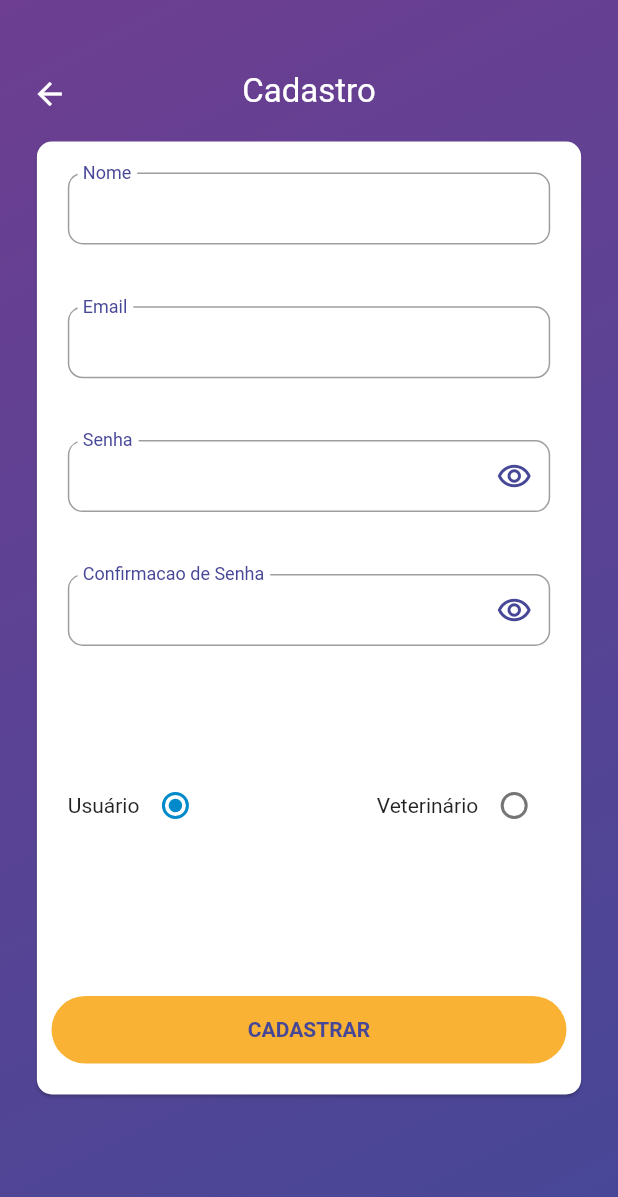
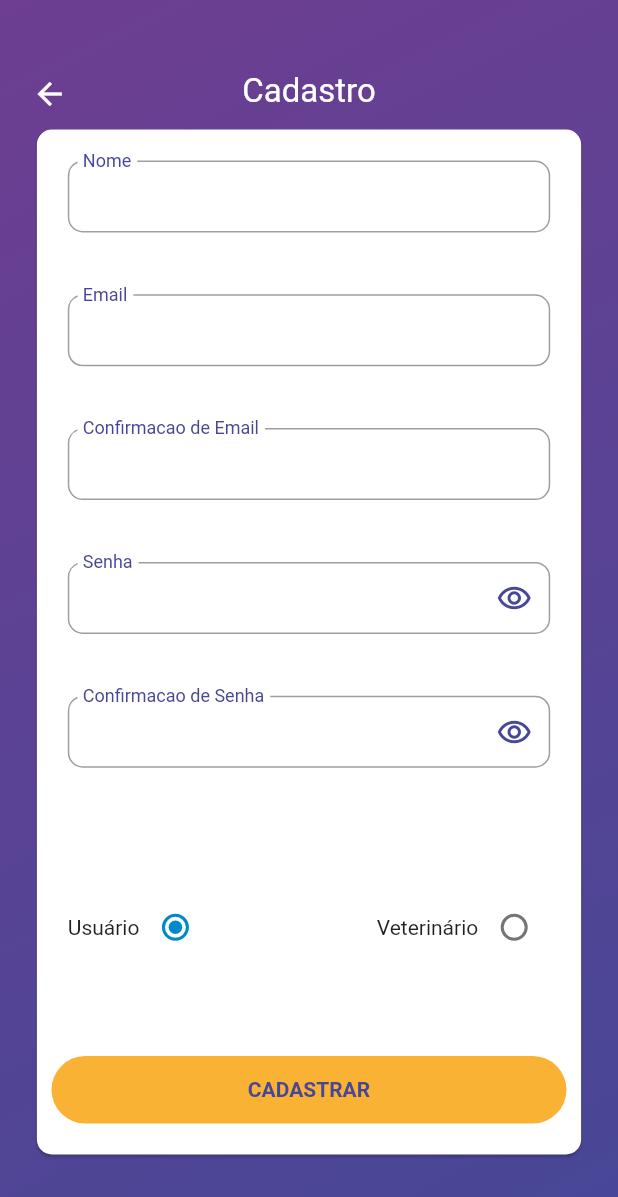
Before and after one commit to evrtonpires/sweet_pet_mobile, a Flutter app: the screen it shows after launch, after a tap on "Cadastre-se", on a phone screen of 412 x 824 dp. Shown: the top 1197 px of the screen. Run offline on Flutter 3.47's test engine with Material 2 defaults, Android fonts, the phone set to English and light mode, and no system bars; our stand-ins replace awesome_dialog, connectivity, custom_navigation_bar, dio, flutter_i18n, flutter_mobx and 8 more; missing offline and left inert: connectivity_for_web, encrypt, shared_preferences_web; generated files the repository leaves out were written again; Roboto replaces fonts that are missing (Graduate).

Commit message:
feature(dev_juan): adicionando validacao de email e senha no cadastro de usuario

```diff
--- a/lib/app/app_widget.dart
+++ b/lib/app/app_widget.dart
@@ -23,6 +23,11 @@ class AppWidget extends StatelessWidget {
         GlobalMaterialLocalizations.delegate,
         GlobalWidgetsLocalizations.delegate,
       ],
+      supportedLocales: [
+        const Locale('pt'), // Português
+        const Locale('en'), // English
+        const Locale('es'), // Spanish
+      ],
     ).modular();
   }
 }
--- a/lib/app/modules/login/cadastro_de_usuario/cadastro_de_usuario_page.dart
+++ b/lib/app/modules/login/cadastro_de_usuario/cadastro_de_usuario_page.dart
@@ -26,6 +26,7 @@ class CadastroDeUsuarioPageState
   late TextEditingController nameController;
 
   late TextEditingController emailController;
+  late TextEditingController emailConfirmationController;
 
   late TextEditingController passwordController;
 
@@ -38,6 +39,7 @@ class CadastroDeUsuarioPageState
     super.initState();
     nameController = TextEditingController();
     emailController = TextEditingController();
+    emailConfirmationController = TextEditingController();
     passwordController = TextEditingController();
     passwordControllerConfirmation = TextEditingController();
     crmvController = TextEditingController();
@@ -47,6 +49,7 @@ class CadastroDeUsuarioPageState
   void dispose() {
     nameController.dispose();
     emailController.dispose();
+    emailConfirmationController.dispose();
     passwordController.dispose();
     passwordControllerConfirmation.dispose();
     crmvController.dispose();
@@ -92,10 +95,9 @@ class CadastroDeUsuarioPageState
                     ),
                   ),
                 ),
-                Align(
-                  alignment: Alignment(0, 0),
-                  child: Padding(
+                Padding(
                   padding: EdgeInsets.only(
+                      top: MediaQuery.of(context).size.height * .1,
                       left: MediaQuery.of(context).size.width * .05,
                       right: MediaQuery.of(context).size.width * .05),
                   child: Card(
@@ -118,12 +120,13 @@ class CadastroDeUsuarioPageState
                                     store.setName(newName);
                                     store.nameValidate(context);
                                   },
-                                    textInputAction: TextInputAction.done,
+                                  textInputAction: TextInputAction.next,
                                   messageError: store.messageNameError,
                                   onValidator: () =>
                                       store.nameValidate(context),
                                   onEditingComplete: () =>
-                                        store.autenticate(context),
+                                      FocusScope.of(context)
+                                          .requestFocus(store.focusEmail),
                                   isPassword: false,
                                 );
                               },
@@ -140,12 +143,38 @@ class CadastroDeUsuarioPageState
                                     store.setEmail(newEmail);
                                     store.emailValidate(context);
                                   },
-                                    textInputAction: TextInputAction.done,
+                                  textInputAction: TextInputAction.next,
                                   messageError: store.messageEmailError,
                                   onValidator: () =>
                                       store.emailValidate(context),
                                   onEditingComplete: () =>
-                                        store.autenticate(context),
+                                      FocusScope.of(context).requestFocus(
+                                          store.focusEmailConfirmation),
+                                  isPassword: false,
+                                );
+                              },
+                            ),
+                          ),
+                          PaddingWithObserverWidget(
+                            child: Observer(
+                              builder: (_) {
+                                return TextFieldWithValidationWidget(
+                                  controller: emailConfirmationController,
+                                  focusNode: store.focusEmailConfirmation,
+                                  placeholder: 'Confirmacao de Email',
+                                  onChanged: (newEmailConfirmation) {
+                                    store.setEmailConfirmation(
+                                        newEmailConfirmation);
+                                    store.emailConfirmationValidate(context);
+                                  },
+                                  textInputAction: TextInputAction.next,
+                                  messageError:
+                                      store.messageEmailConfirmationError,
+                                  onValidator: () =>
+                                      store.emailConfirmationValidate(context),
+                                  onEditingComplete: () =>
+                                      FocusScope.of(context)
+                                          .requestFocus(store.focusPassword),
                                   isPassword: false,
                                 );
                               },
@@ -162,12 +191,13 @@ class CadastroDeUsuarioPageState
                                     store.setPassword(newPassword);
                                     store.passwordValidate(context);
                                   },
-                                    textInputAction: TextInputAction.done,
+                                  textInputAction: TextInputAction.next,
                                   messageError: store.messagePasswordError,
                                   onValidator: () =>
                                       store.passwordValidate(context),
                                   onEditingComplete: () =>
-                                        store.autenticate(context),
+                                      FocusScope.of(context).requestFocus(
+                                          store.focusPasswordConfirmation),
                                   isPassword: true,
                                 );
                               },
@@ -183,22 +213,27 @@ class CadastroDeUsuarioPageState
                                   onChanged: (newPasswordConfirmation) {
                                     store.setPasswordConfirmation(
                                         newPasswordConfirmation);
-                                      store.passwordConfirmationValidate(
-                                          context);
+                                    store.passwordConfirmationValidate(context);
                                   },
-                                    textInputAction: TextInputAction.done,
+                                  textInputAction: store.intETypeUser == 1
+                                      ? TextInputAction.done
+                                      : TextInputAction.next,
                                   messageError:
                                       store.messagePasswordConfirmationError,
                                   onValidator: () => store
                                       .passwordConfirmationValidate(context),
-                                    onEditingComplete: () =>
-                                        store.autenticate(context),
+                                  onEditingComplete: store.intETypeUser == 1
+                                      ? () => store.autenticate(context)
+                                      : () => FocusScope.of(context)
+                                          .requestFocus(
+                                              store.focusPasswordConfirmation),
                                   isPassword: true,
                                 );
                               },
                             ),
                           ),
                           PaddingWithObserverWidget(
+                            bottom: 0,
                             child: Observer(
                               builder: (context) {
                                 return store.intETypeUser != 1
@@ -223,6 +258,10 @@ class CadastroDeUsuarioPageState
                             ),
                           ),
                           PaddingWithObserverWidget(
+                            top: 0,
+                            left: MediaQuery.of(context).size.width * .15,
+                            right: MediaQuery.of(context).size.width * .15,
+                            bottom: 0,
                             child: Observer(
                               builder: (_) {
                                 return Row(
@@ -261,7 +300,7 @@ class CadastroDeUsuarioPageState
                           Padding(
                             padding: EdgeInsets.only(
                               bottom: MediaQuery.of(context).size.width * .05,
-                                top: MediaQuery.of(context).size.width * .2,
+                              top: MediaQuery.of(context).size.width * .1,
                             ),
                             child: InkWell(
                               onTap: () {
@@ -269,8 +308,7 @@ class CadastroDeUsuarioPageState
                               },
                               child: Container(
                                 height: 45,
-                                  width:
-                                      MediaQuery.of(context).size.width / 1.2,
+                                width: MediaQuery.of(context).size.width / 1.2,
                                 decoration: BoxDecoration(
                                   color: Color(0xFFF9B233),
                                   borderRadius: BorderRadius.all(
@@ -293,7 +331,6 @@ class CadastroDeUsuarioPageState
                     ),
                   ),
                 ),
-                )
               ],
             ),
           ),
--- a/lib/app/modules/login/login_page.dart
+++ b/lib/app/modules/login/login_page.dart
@@ -58,7 +58,7 @@ class _LoginPageState extends ModularState<LoginPage, LoginStore>
                 children: <Widget>[
                   Container(
                     padding: EdgeInsets.only(
-                      top: MediaQuery.of(context).size.height * .2,
+                      top: MediaQuery.of(context).size.height * .15,
                     ),
                     width: MediaQuery.of(context).size.width,
                     child: Column(
@@ -80,7 +80,7 @@ class _LoginPageState extends ModularState<LoginPage, LoginStore>
                     ),
                   ),
                   Container(
-                    height: MediaQuery.of(context).size.height / 2,
+                    height: MediaQuery.of(context).size.height * .6,
                     width: MediaQuery.of(context).size.width,
                     padding: EdgeInsets.only(top: 62),
                     child: Column(
@@ -162,11 +162,17 @@ class _LoginPageState extends ModularState<LoginPage, LoginStore>
                             ),
                           ),
                         ),
-                        Column(
+                        Padding(
+                          padding: EdgeInsets.only(
+                            bottom: MediaQuery.of(context).size.width * .1,
+                            top: MediaQuery.of(context).size.width * .0,
+                          ),
+                          child: Column(
                             children: [
                               Padding(
                                 padding: EdgeInsets.only(
-                                bottom: MediaQuery.of(context).size.width * .0,
+                                  bottom:
+                                      MediaQuery.of(context).size.width * .0,
                                   top: MediaQuery.of(context).size.width * .2,
                                 ),
                                 child: InkWell(
@@ -201,7 +207,8 @@ class _LoginPageState extends ModularState<LoginPage, LoginStore>
                               SizedBox(height: 10),
                               Center(
                                 child: Text(
-                                FlutterI18n.translate(context, 'telaLogin.ou'),
+                                  FlutterI18n.translate(
+                                      context, 'telaLogin.ou'),
                                   style: TextStyle(
                                       color: SweetPetColors.neutralGray),
                                 ),
@@ -224,6 +231,7 @@ class _LoginPageState extends ModularState<LoginPage, LoginStore>
                               ),
                             ],
                           ),
+                        ),
                       ],
                     ),
                   )
```
Also changed, not shown: lib/app/modules/login/cadastro_de_usuario/cadastro_de_usuario_store.dart (+63 -9 lines), lib/app/modules/shared/auth/auth_controller.dart (+4 -4 lines), lib/app/modules/login/cadastro_de_usuario/cadastro_de_usuario_store.g.dart. Lines whose indentation alone changed are shown as unchanged.
